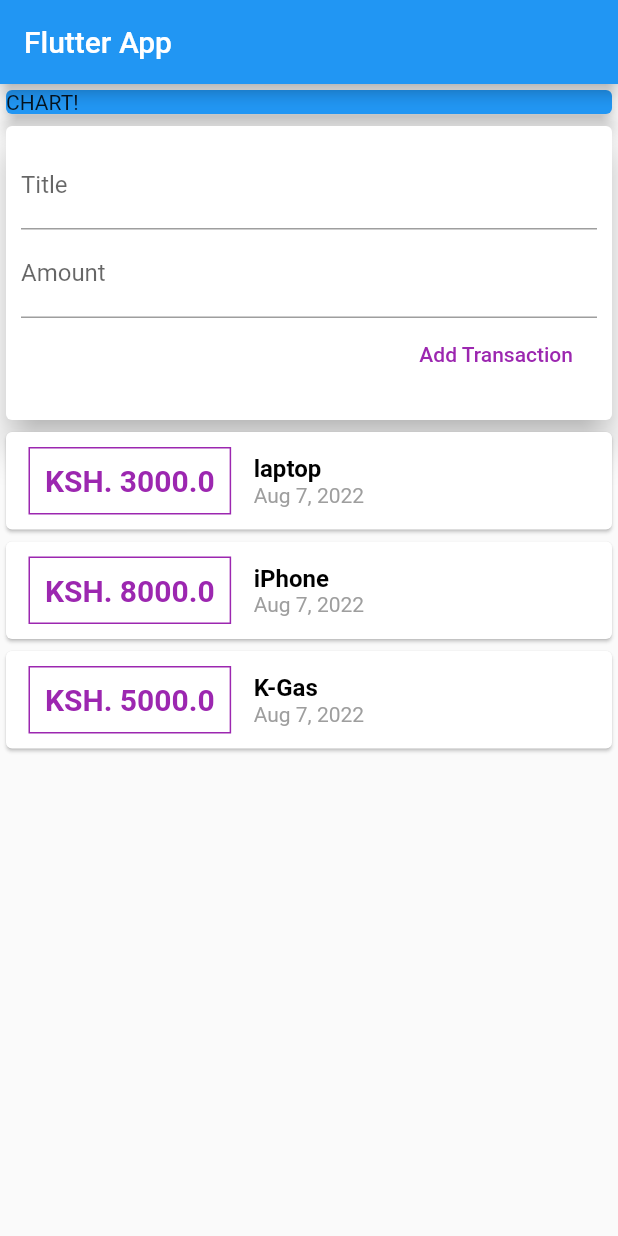
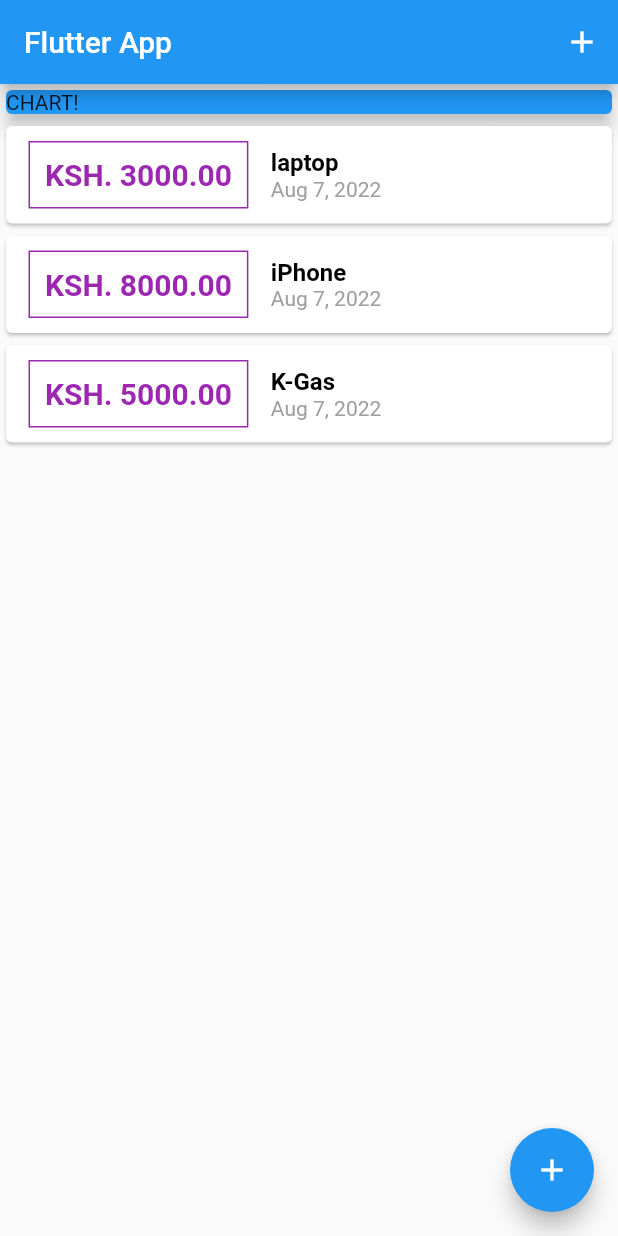
Before and after one commit to Mbicha/flutter, a Flutter app: the screen it shows after launch, on a phone screen of 412 x 824 dp. Run offline on Flutter 3.47's test engine with Material 2 defaults, Android fonts, the phone set to English and light mode, and no system bars.

Commit message:
Added input functions as well as bottom sheet, floating action button and added icon button on the appbar

```diff
--- a/personal_expenses/lib/main.dart
+++ b/personal_expenses/lib/main.dart
@@ -1,6 +1,7 @@
 import 'package:flutter/material.dart';
+import 'package:personal_expenses/widgets/new_transaction.dart';
 import './widgets/transaction_list.dart';
-import './widgets/user_transactions.dart';
+import './models/transaction.dart';
 
 void main() => runApp(PersonalExpenses());
 
@@ -14,12 +15,47 @@ class PersonalExpenses extends StatelessWidget {
   }
 }
 
-class MyHomePage extends StatelessWidget {
+class MyHomePage extends StatefulWidget {
+  @override
+  State<MyHomePage> createState() => _MyHomePageState();
+}
+
+class _MyHomePageState extends State<MyHomePage> {
+  final List<Transaction> _userTransactions = [
+    Transaction(
+        id: "t1", title: "laptop", amount: 3000.0, date: DateTime.now()),
+    Transaction(
+        id: "t2", title: "iPhone", amount: 8000.00, date: DateTime.now()),
+    Transaction(id: 't3', title: "K-Gas", amount: 5000.00, date: DateTime.now())
+  ];
+
+  void _addNewTransaction(String txTitle, double txAmount) {
+    final newTransaction = Transaction(
+        title: txTitle,
+        amount: txAmount,
+        date: DateTime.now(),
+        id: DateTime.now().toString());
+
+    setState(() {
+      _userTransactions.add(newTransaction);
+    });
+  }
+
+  void startAddNewTransaction(BuildContext ctx) {
+    showModalBottomSheet(
+        context: ctx, builder: (_) => NewTransaction(_addNewTransaction));
+  }
+
   @override
   Widget build(BuildContext context) {
     return Scaffold(
       appBar: AppBar(
         title: Text('Flutter App'),
+        actions: [
+          IconButton(
+              onPressed: () => startAddNewTransaction(context),
+              icon: Icon(Icons.add))
+        ],
       ),
       body: SingleChildScrollView(
         child: Column(
@@ -32,10 +68,13 @@ class MyHomePage extends StatelessWidget {
                 elevation: 5,
               ),
             ),
-            UserTransaction()
+            TransactionList(_userTransactions),
           ],
         ),
       ),
+      floatingActionButton: FloatingActionButton(
+          onPressed: () => startAddNewTransaction(context),
+          child: Icon(Icons.add)),
     );
   }
 }
--- a/personal_expenses/lib/widgets/transaction_list.dart
+++ b/personal_expenses/lib/widgets/transaction_list.dart
@@ -31,7 +31,7 @@ class TransactionList extends StatelessWidget {
                         fontSize: 20,
                         fontWeight: FontWeight.bold,
                         color: Colors.purple),
-                    'KSH. ${transactions[index].amount}',
+                    'KSH. ${transactions[index].amount.toStringAsFixed(2)}',
                   ),
                 ),
                 Column(
--- a/personal_expenses/lib/widgets/user_transactions.dart
+++ /dev/null
@@ -1,43 +0,0 @@
-import 'package:flutter/material.dart';
-import 'new_transaction.dart';
-import 'transaction_list.dart';
-import '../models/transaction.dart';
-
-class UserTransaction extends StatefulWidget {
-  const UserTransaction({Key? key}) : super(key: key);
-
-  @override
-  State<UserTransaction> createState() => _UserTransactionState();
-}
-
-class _UserTransactionState extends State<UserTransaction> {
-  final List<Transaction> _userTransactions = [
-    Transaction(
-        id: "t1", title: "laptop", amount: 3000.0, date: DateTime.now()),
-    Transaction(
-        id: "t2", title: "iPhone", amount: 8000.00, date: DateTime.now()),
-    Transaction(id: 't3', title: "K-Gas", amount: 5000.00, date: DateTime.now())
-  ];
-
-  void _addNewTransaction(String txTitle, double txAmount) {
-    final newTransaction = Transaction(
-        title: txTitle,
-        amount: txAmount,
-        date: DateTime.now(),
-        id: DateTime.now().toString());
-
-    setState(() {
-      _userTransactions.add(newTransaction);
-    });
-  }
-
-  @override
-  Widget build(BuildContext context) {
-    return Column(
-      children: [
-        NewTransaction(_addNewTransaction),
-        TransactionList(_userTransactions),
-      ],
-    );
-  }
-}
```
Also changed, not shown: personal_expenses/lib/widgets/new_transaction.dart (+28 -6 lines).
